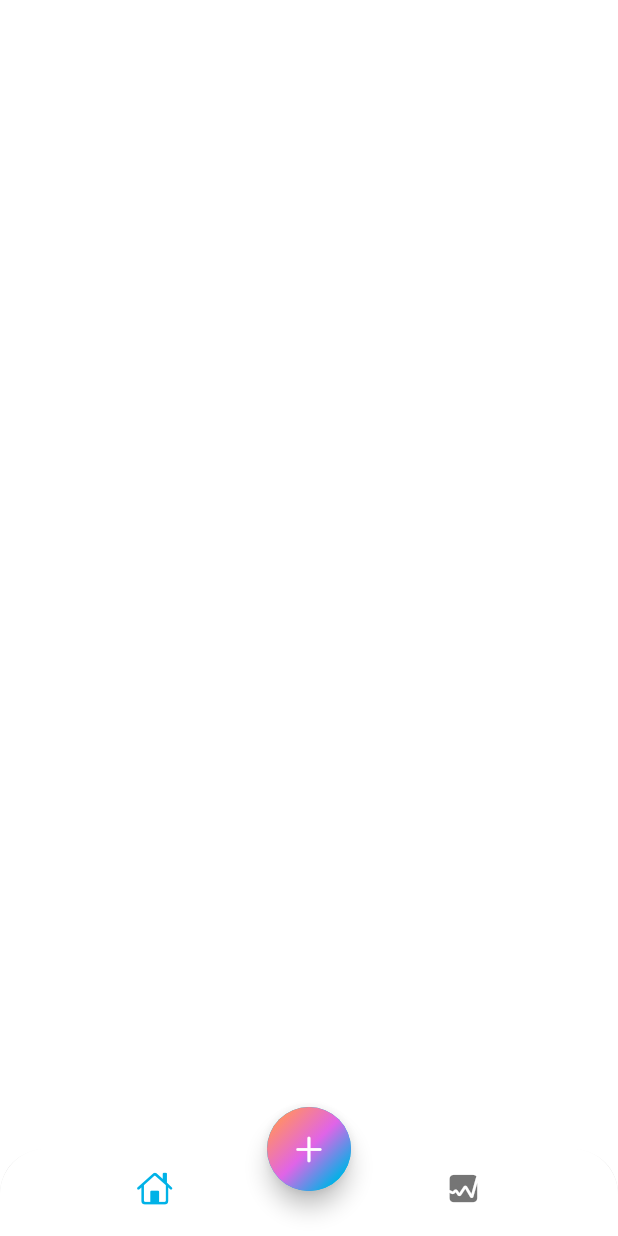
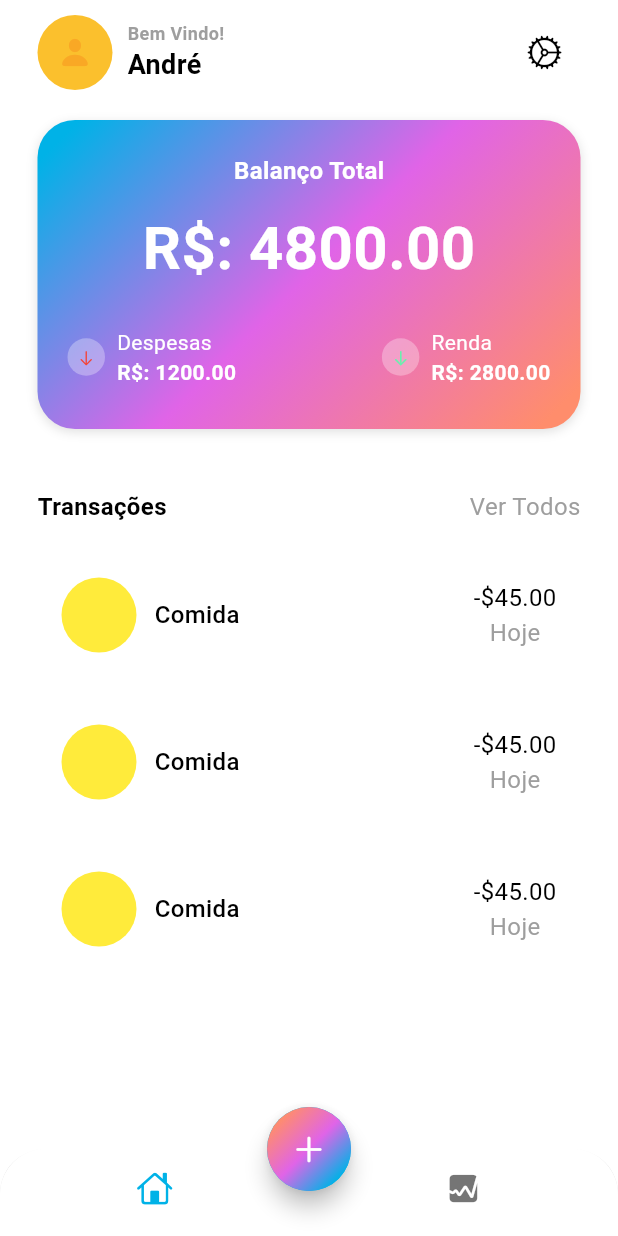
Before and after one commit to andrevinicus/Finc-Prova-2025, a Flutter app: the screen it shows after launch, on a phone screen of 412 x 824 dp. Run offline on Flutter 3.47's test engine with Material 3 defaults, Android fonts, the phone set to English and light mode, and no system bars.

Commit message:
Criando a main_screem

```diff
--- a/lib/app_viwe.dart
+++ b/lib/app_viwe.dart
@@ -15,7 +15,8 @@ class MyAppView extends StatelessWidget {
           onBackground: Colors.black,
           primary: const Color(0xFF00B2E7),
           secondary: const Color(0xFFE064E7),
-          tertiary: const Color(0xFFFF8d6c)
+          tertiary: const Color(0xFFFF8d6c),
+          outline: Colors.grey
         )
       ),
       home: const HomeScreen(),
--- a/lib/screens/home/viwes/home_screen.dart
+++ b/lib/screens/home/viwes/home_screen.dart
@@ -1,5 +1,6 @@
 import 'dart:math';
 
+import 'package:finc/screens/home/viwes/main_screem.dart';
 import 'package:flutter/cupertino.dart';
 import 'package:flutter/material.dart';
 
@@ -54,6 +55,7 @@ class HomeScreen extends StatelessWidget {
           ),
         ),
       ),
+      body: const MainScreen(),
     );
   }
 }
--- /dev/null
+++ b/lib/screens/home/viwes/main_screem.dart
@@ -0,0 +1,300 @@
+import 'dart:math';
+
+import 'package:flutter/cupertino.dart';
+import 'package:flutter/material.dart';
+
+
+class MainScreen extends StatelessWidget {
+  const MainScreen({super.key});
+
+  @override
+  Widget build(BuildContext context) {
+    return SafeArea(
+      child: Padding(
+        padding: const EdgeInsets.symmetric(horizontal: 25.0, vertical: 10),
+        child: Column(
+          children: [
+            Row(
+              mainAxisAlignment: MainAxisAlignment.spaceBetween,
+              children: [
+                Row(
+                  children: [
+                    Stack(
+                      alignment: Alignment.center,
+                      children: [
+                        Container(
+                          width: 50,
+                          height: 50,
+                          decoration: BoxDecoration(
+                            shape: BoxShape.circle,
+                            color: Colors.yellow[700],
+                          ),
+                        ),
+                        Icon(
+                          CupertinoIcons.person_fill,
+                          color: Colors.yellow[800],
+                        )
+                      ],
+                    ),
+                    const SizedBox(width: 10,),
+                    Column(
+                      crossAxisAlignment: CrossAxisAlignment.start,
+                      children: [
+                        Text(
+                          "Bem Vindo!",
+                          style: TextStyle(
+                            fontSize: 12,
+                            fontWeight: FontWeight.w600,
+                            color: Theme.of(context).colorScheme.outline
+                          ),
+                        ),
+                        Text(
+                          "André",
+                          style: TextStyle(
+                            fontSize: 18,
+                            fontWeight: FontWeight.bold,
+                            color: Theme.of(context).colorScheme.onBackground
+                          ),
+                        )
+                      ],
+                    ),
+                  ],
+                ),
+                IconButton(onPressed: () {}, icon: Icon(CupertinoIcons.settings))
+              ],
+            ),
+            const SizedBox(height: 20),
+            //Conteiner Principal onde armazena os valores
+            Container(
+              width: MediaQuery.of(context).size.height,
+              height: MediaQuery.of(context).size.height / 4,
+              decoration: BoxDecoration(
+                gradient: LinearGradient(
+                  colors: [
+                      Theme.of(context).colorScheme.primary,
+                      Theme.of(context).colorScheme.secondary,
+                      Theme.of(context).colorScheme.tertiary,
+                    ],
+                    transform: const GradientRotation(pi / 4),
+                ),
+                //Borda do Conteiner
+                borderRadius: BorderRadius.circular(25),
+                boxShadow: [
+                  BoxShadow(
+                    blurRadius: 5,
+                    color: Colors.grey.shade300,
+                    offset: const Offset(0, 2),
+                  )
+                ]
+              ),
+              child: Column(
+                children: [
+                  const SizedBox(height: 22),
+                  const Text(
+                    'Balanço Total',
+                    style: TextStyle(
+                      fontSize: 16,
+                      color: Colors.white,
+                      fontWeight: FontWeight.w600
+                    ),
+                  ),
+                  const SizedBox(height: 12),
+                  const Text(
+                    'R\$: 4800.00',
+                    style: TextStyle(
+                      fontSize: 40,
+                      color: Colors.white,
+                      fontWeight: FontWeight.bold
+                    ),
+                  ),
+                  const SizedBox(height: 12),
+                  Padding(
+                    padding: const EdgeInsets.symmetric(vertical: 12, horizontal: 20),
+                    child: Row(
+                      mainAxisAlignment: MainAxisAlignment.spaceBetween,
+                      children: [
+                        Row(
+                          children: [
+                            Container(
+                              width: 25,
+                              height: 25,
+                              decoration: BoxDecoration(
+                                shape: BoxShape.circle,
+                                color: Colors.white30
+                              ),
+                              child: Center(
+                                child: Icon(CupertinoIcons.arrow_down,
+                                size: 12,
+                                color: Colors.red,
+                                ),
+                              ),
+                            ),
+                            const SizedBox(width: 8, height: 7,),
+                            Column(
+                              crossAxisAlignment: CrossAxisAlignment.start,
+                              children: [
+                                Text(
+                                  'Despesas',
+                                  style: TextStyle(
+                                    fontSize: 14,
+                                    color: Colors.white,
+                                    fontWeight: FontWeight.w400
+                                  ),
+                                ),
+                                Text(
+                                  'R\$: 1200.00',
+                                  style: TextStyle(
+                                    fontSize: 14,
+                                    color: Colors.white,
+                                    fontWeight: FontWeight.w600
+                                  ),
+                                ),
+                              ],
+                            )
+                          ],
+                        ),
+                        Row(
+                          children: [
+                            Container(
+                              width: 25,
+                              height: 25,
+                              decoration: BoxDecoration(
+                                shape: BoxShape.circle,
+                                color: Colors.white30
+                              ),
+                              child: Center(
+                                child: Icon(CupertinoIcons.arrow_down,
+                                size: 12,
+                                color: Colors.greenAccent,
+                                ),
+                              ),
+                            ),
+                            SizedBox(width: 8),
+                            Column(
+                              crossAxisAlignment: CrossAxisAlignment.start,
+                              children: [
+                                const Text(
+                                  'Renda',
+                                  style: TextStyle(
+                                    fontSize: 14,
+                                    color: Colors.white,
+                                    fontWeight: FontWeight.w400
+                                  ),
+                                ),
+                                const Text(
+                                  'R\$: 2800.00',
+                                  style: TextStyle(
+                                    fontSize: 14,
+                                    color: Colors.white,
+                                    fontWeight: FontWeight.w600
+                                  ),
+                                ),
+                              ],
+                            )
+                          ],
+                        )
+                      ]
+                    ),
+                  )
+                ],
+              ),
+            ),
+            const SizedBox(height: 40),
+            Row(
+              children: [
+                Text(
+                  'Transações',
+                  style: TextStyle(
+                    fontSize: 16,
+                    color: Theme.of(context).colorScheme.onSurface,
+                    fontWeight: FontWeight.bold
+                  ),
+                ),
+                Spacer(),
+                GestureDetector(
+                  onTap: (){
+
+                  },
+                  child: Text(
+                    'Ver Todos',
+                    style: TextStyle(
+                      fontSize: 16,
+                      color: Theme.of(context).colorScheme.outline,
+                      fontWeight: FontWeight.w400
+                    ),
+                  ),
+                )
+              ],
+            ),
+            const SizedBox(height: 20),
+            Expanded(
+              child: ListView.builder(
+                itemCount: 3,
+                itemBuilder: (context, int i){
+                  return Padding(
+                    padding: const EdgeInsets.only(bottom: 16),//distancia entre os itens
+                    child: Container(
+                      decoration: BoxDecoration(
+                        color: Colors.white,
+                        borderRadius: BorderRadius.circular(12),
+                      ),
+                      child: Padding(
+                        padding: const EdgeInsets.all(16.0),//distancia entre o conteudo e a borda
+                        child: Row(
+                          mainAxisAlignment: MainAxisAlignment.spaceBetween,
+                          children: [
+                            Row(
+                              children: [
+                                Container(
+                                  width: 50,
+                                  height: 50,
+                                  decoration: BoxDecoration(
+                                    color: Colors.yellow,
+                                    shape: BoxShape.circle,
+                                  ),
+                                ),
+                                const SizedBox(width: 12),
+                                Text(
+                                  'Comida',
+                                  style: TextStyle(
+                                    fontSize: 16,
+                                    color: Theme.of(context).colorScheme.onSurface,
+                                    fontWeight: FontWeight.w500
+                                  ),
+                                ),
+                              ],
+                            ),
+                            Column(
+                              children: [
+                                Text(
+                                  '-\$45.00',
+                                  style: TextStyle(
+                                    fontSize: 16,
+                                    color: Theme.of(context).colorScheme.onSurface,
+                                    fontWeight: FontWeight.w400
+                                  ),
+                                ),
+                                Text(
+                                  'Hoje',
+                                  style: TextStyle(
+                                    fontSize: 16,
+                                    color: Theme.of(context).colorScheme.outline,
+                                    fontWeight: FontWeight.w400
+                                  ),
+                                ),
+                              ]
+                            )
+                          ],
+                        ),
+                      )
+                    ),
+                  );
+                }
+              ),
+            )
+          ],
+        ),
+      ),
+    );
+  }
+}
```
